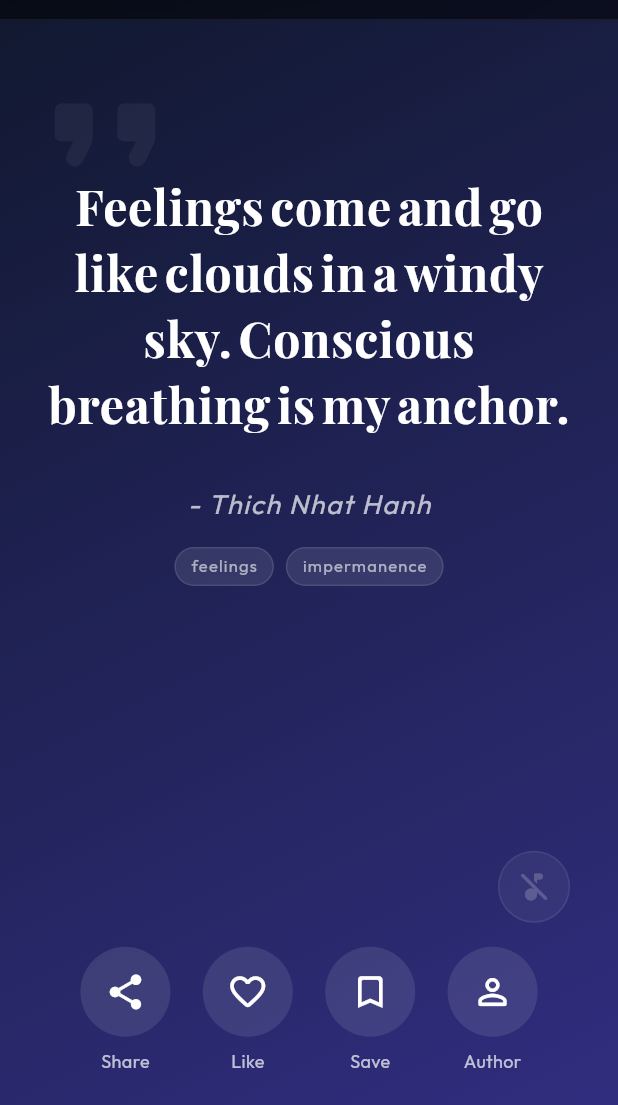
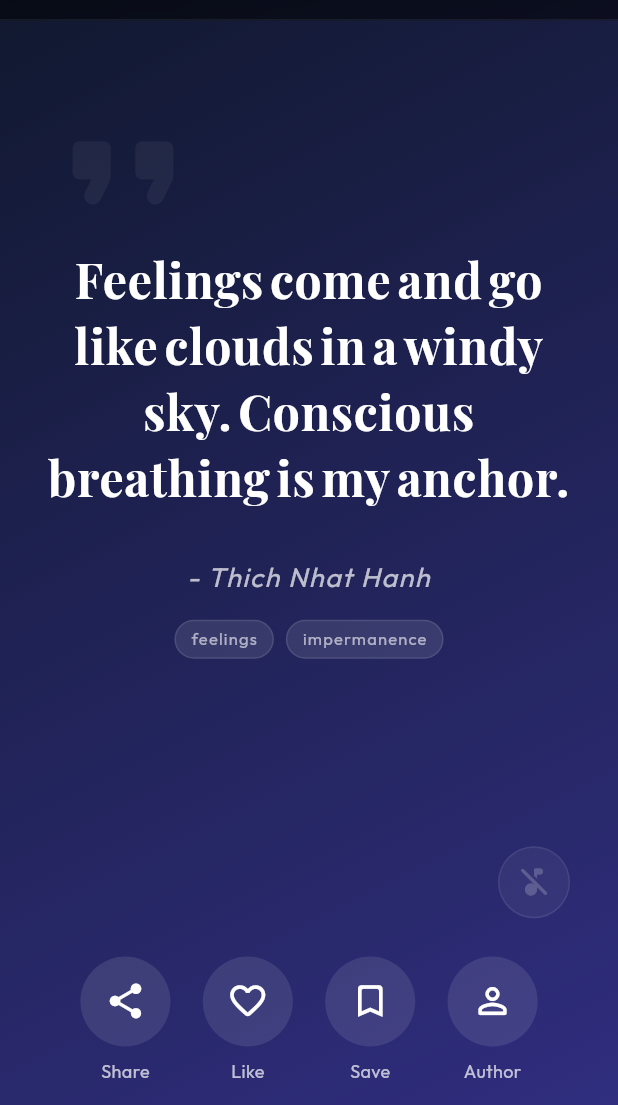
Before and after one commit to moyeenhaider3/quies, a Flutter app: the QuoteFeedScreen screen opened by its route, scrolled down 576 dp, on a phone screen of 412 x 824 dp, the part 131-1236 px from its top. Run offline on Flutter 3.47's test engine with Material 3 defaults, Android fonts, the phone set to English and light mode, and no system bars; drawn by our look-alikes of flutter_animate; our stand-ins replace bloc, dartz, dio, equatable, flutter_bloc, flutter_local_notifications and 9 more; accounts and stored records are empty; network calls fail.

Commit message:
refactor(quote_card): enhance layout and responsiveness; improve quote display and action button positioning

```diff
--- a/lib/features/quotes/presentation/widgets/quote_card.dart
+++ b/lib/features/quotes/presentation/widgets/quote_card.dart
@@ -35,28 +35,51 @@ class QuoteCard extends StatelessWidget {
       width: double.infinity,
       height: double.infinity,
       decoration: BoxDecoration(gradient: AppTheme.getGradientForId(quote.id)),
-      child: Stack(
+      child: SafeArea(
+        child: Column(
           children: [
-          // Background decoration (optional subtle patterns or noise could go here)
-          Positioned(
-            top: 100,
-            left: 20,
+            // Fixed Top: Quote decoration icon
+            // Container(
+            //   height: 120,
+            //   alignment: Alignment.topLeft,
+            //   padding: const EdgeInsets.only(left: 20, top: 20),
+            //   child: Icon(
+            //     Icons.format_quote_rounded,
+            //     size: 100,
+            //     color: Colors.white.withValues(alpha: 0.05),
+            //   ),
+            // ),
+
+            // Flexible Center: Quote content with responsive sizing
+            Expanded(
+              child: Padding(
+                padding: const EdgeInsets.symmetric(horizontal: 32.0),
+                child: FittedBox(
+                  fit: BoxFit.scaleDown,
+                  alignment: Alignment.center,
+                  child: ConstrainedBox(
+                    constraints: BoxConstraints(
+                      minWidth: MediaQuery.of(context).size.width - 64,
+                      maxWidth: MediaQuery.of(context).size.width - 64,
+                    ),
+                    child: Column(
+                      mainAxisAlignment: MainAxisAlignment.center,
+                      crossAxisAlignment: CrossAxisAlignment.center,
+                      mainAxisSize: MainAxisSize.min,
+                      children: [
+                        Align(
+                          alignment: AlignmentGeometry.centerLeft,
                           child: Icon(
                             Icons.format_quote_rounded,
                             size: 100,
                             color: Colors.white.withValues(alpha: 0.05),
                           ),
                         ),
-
-          SafeArea(
-            child: Padding(
-              padding: const EdgeInsets.symmetric(horizontal: 32.0),
-              child: Column(
-                mainAxisAlignment: MainAxisAlignment.center,
-                children: [
-                  const Spacer(),
-                  // Quote Text — word-by-word staggered animation
-                  BlocBuilder<ThemeCubit, ThemeState>(
+                        // Quote Text — word-by-word staggered animation (centered)
+                        Container(
+                          width: double.infinity,
+                          alignment: Alignment.center,
+                          child: BlocBuilder<ThemeCubit, ThemeState>(
                             builder: (context, themeState) {
                               return _buildAnimatedQuote(
                                 quote.text,
@@ -65,10 +88,13 @@ class QuoteCard extends StatelessWidget {
                               );
                             },
                           ),
+                        ),
 
                         const SizedBox(height: 32),
 
                         // Author
+                        Center(
+                          child:
                               GestureDetector(
                                     onTap: () {
                                       if (quote.authorSlug != null) {
@@ -81,6 +107,7 @@ class QuoteCard extends StatelessWidget {
                                     },
                                     child: Text(
                                       "- ${quote.author}",
+                                      textAlign: TextAlign.center,
                                       style: GoogleFonts.outfit(
                                         fontSize: 18,
                                         color: Colors.white70,
@@ -92,6 +119,7 @@ class QuoteCard extends StatelessWidget {
                                   .animate()
                                   .fadeIn(delay: 400.ms, duration: 600.ms)
                                   .slideY(begin: 0.2, end: 0),
+                        ),
 
                         const SizedBox(height: 16),
 
@@ -125,10 +153,20 @@ class QuoteCard extends StatelessWidget {
                               );
                             }).toList(),
                           ).animate().fadeIn(delay: 600.ms),
+                      ],
+                    ),
+                  ),
+                ),
+              ),
+            ),
 
-                  const Spacer(),
-
-                  // Speaker icon (always visible, disabled state when no music)
+            // Fixed Bottom: Audio icon and action buttons
+            Container(
+              height: 200,
+              padding: const EdgeInsets.symmetric(horizontal: 32.0),
+              child: Column(
+                children: [
+                  // Audio icon (fixed position)
                   Align(
                     alignment: Alignment.centerRight,
                     child: Padding(
@@ -186,9 +224,10 @@ class QuoteCard extends StatelessWidget {
                     ),
                   ),
 
-                  // Actions Row
-                  Padding(
-                    padding: const EdgeInsets.only(bottom: 48.0),
+                  // Action buttons (fixed position)
+                  Expanded(
+                    child: Padding(
+                      padding: const EdgeInsets.only(bottom: 32.0),
                       child: Row(
                         mainAxisAlignment: MainAxisAlignment.spaceEvenly,
                         children: [
@@ -197,7 +236,6 @@ class QuoteCard extends StatelessWidget {
                             icon: Icons.share_rounded,
                             label: 'Share',
                             onTap: () {
-                            // Using a lightweight share approach or the Bloc event
                               context.read<FeedBloc>().add(ShareQuote(quote));
                               Share.share('"${quote.text}" - ${quote.author}');
                             },
@@ -210,7 +248,9 @@ class QuoteCard extends StatelessWidget {
                                 : Icons.favorite_border_rounded,
                             label: 'Like',
                             onTap: () {
-                            context.read<FeedBloc>().add(ToggleLike(quote.id));
+                              context.read<FeedBloc>().add(
+                                ToggleLike(quote.id),
+                              );
                             },
                             delay: 900.ms,
                             isPrimary: isLiked,
@@ -251,11 +291,12 @@ class QuoteCard extends StatelessWidget {
                         ],
                       ),
                     ),
+                  ),
                 ],
               ),
             ),
+          ],
         ),
-        ],
       ),
     );
   }
@@ -274,14 +315,22 @@ class QuoteCard extends StatelessWidget {
         ? maxDelay ~/ words.length
         : staggerMs;
 
-    return Wrap(
+    return SizedBox(
+      width: double.infinity,
+      child: Column(
+        mainAxisSize: MainAxisSize.min,
+        crossAxisAlignment: CrossAxisAlignment.center,
+        children: [
+          Wrap(
             alignment: WrapAlignment.center,
+            crossAxisAlignment: WrapCrossAlignment.center,
             spacing: 4,
             runSpacing: 2,
             children: List.generate(words.length, (i) {
               final delay = Duration(milliseconds: i * effectiveStagger);
               return Text(
                     words[i],
+                    textAlign: TextAlign.center,
                     style: AppTheme.quoteTextStyle(
                       fontFamily: fontFamily,
                       fontSize: fontSize,
@@ -298,6 +347,9 @@ class QuoteCard extends StatelessWidget {
                     curve: Curves.easeOut,
                   );
             }),
+          ),
+        ],
+      ),
     );
   }
 
```
Lines whose indentation alone changed are shown as unchanged.
